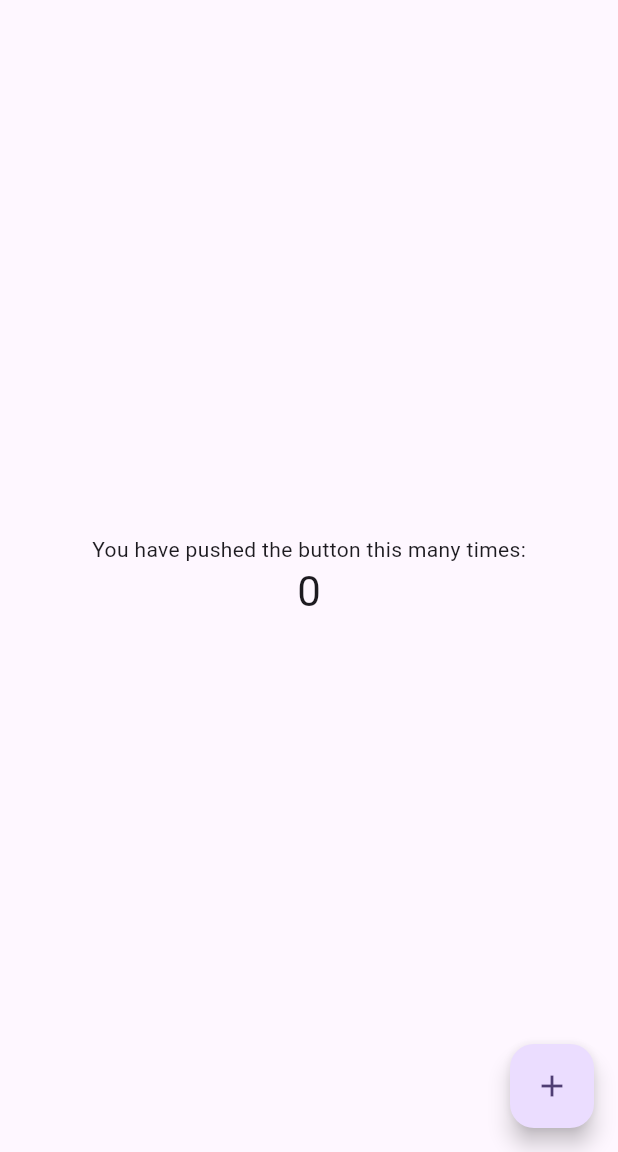
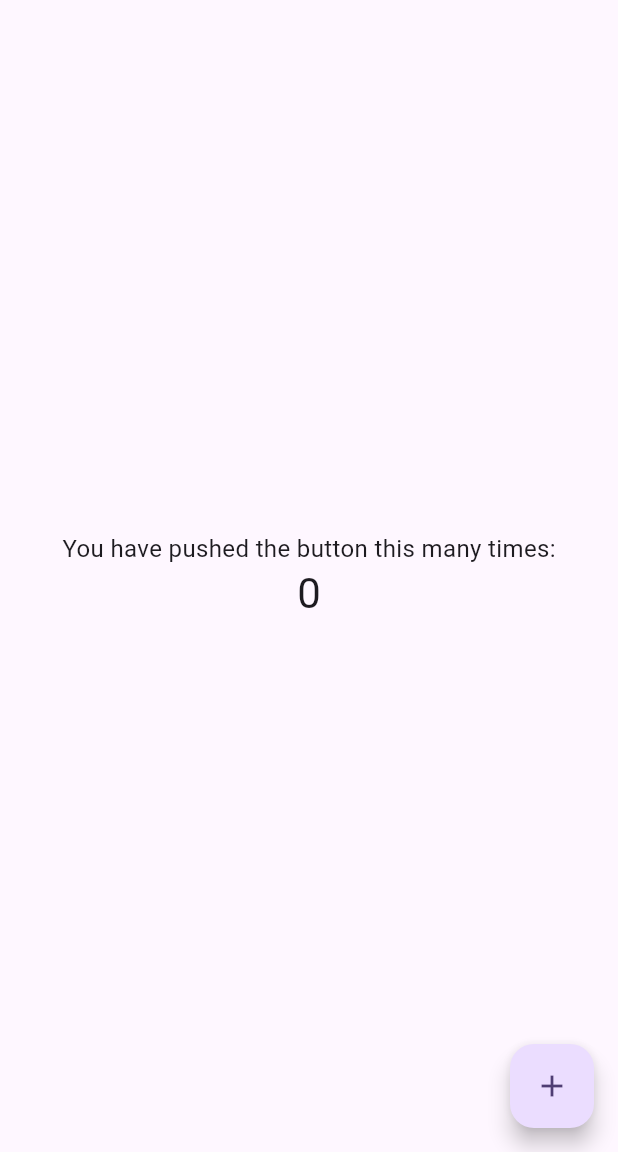
Before and after one commit to khanian/test_flutter_project, a Flutter app: the screen it shows after launch, on a phone screen of 412 x 824 dp, the part 84-1236 px from its top. Run offline on Flutter 3.47's test engine with Material 2 defaults, Android fonts, the phone set to English and light mode, and no system bars.

```diff
--- a/lib/main.dart
+++ b/lib/main.dart
@@ -107,6 +107,9 @@ class _MyHomePageState extends State<MyHomePage> {
           children: <Widget>[
             const Text(
               'You have pushed the button this many times:',
+              style: TextStyle(
+                fontSize: 16,
+              ),
             ),
             Text(
               '$_counter',
```
